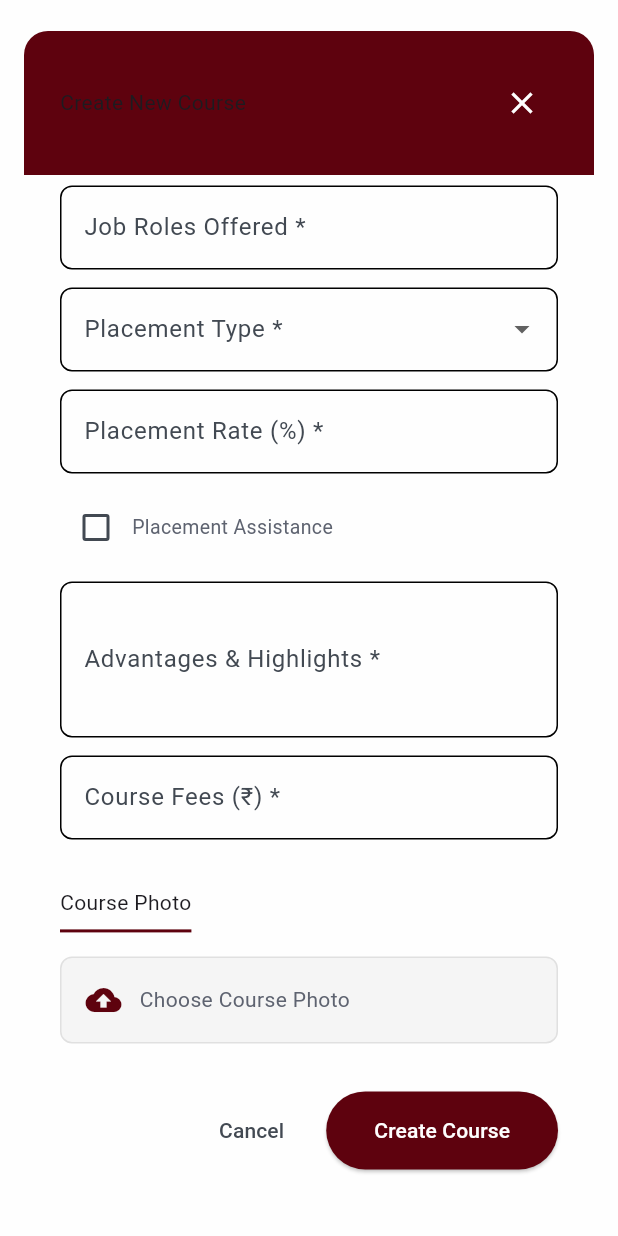
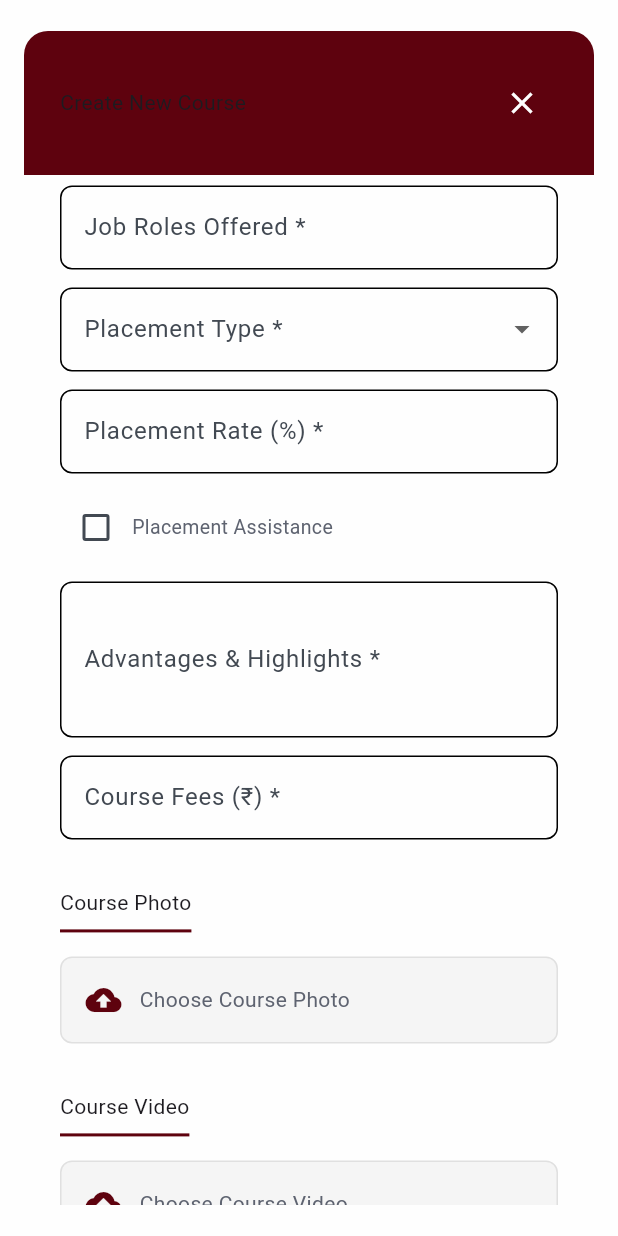
Before and after one commit to naiyo-24/CORE-ADMIN-PANEL, a Flutter app: the EditCreateCourseCard widget shown alone on an empty page, opened directly, scrolled down 1653 dp, on a phone screen of 412 x 824 dp. Run offline on Flutter 3.47's test engine with Material 3 defaults, Android fonts, the phone set to English and light mode, and no system bars; our stand-ins replace dio, file_picker, font_awesome_flutter, get, pretty_dio_logger; network calls fail.

Commit message:
Add video upload functionality to EditCreateCourseCard

```diff
--- a/lib/cards/course/edit_create_course_card.dart
+++ b/lib/cards/course/edit_create_course_card.dart
@@ -53,6 +53,8 @@ class _EditCreateCourseCardState extends State<EditCreateCourseCard> {
   String? _photoDisplayName;
   File? _photoFile;
   File? _videoFile;
+  String? _videoUrl;
+  String? _videoDisplayName;
 
   @override
   void initState() {
@@ -126,6 +128,10 @@ class _EditCreateCourseCardState extends State<EditCreateCourseCard> {
     _photoDisplayName = widget.course?.photoUrl != null
         ? 'Current Photo'
         : null;
+    _videoUrl = widget.course?.videoUrl;
+    _videoDisplayName = widget.course?.videoUrl != null
+        ? 'Current Video'
+        : null;
   }
 
   @override
@@ -173,6 +179,34 @@ class _EditCreateCourseCardState extends State<EditCreateCourseCard> {
       Get.snackbar(
         'Error',
         'Failed to pick course photo: $e',
+        backgroundColor: AppColors.errorRed,
+        colorText: AppColors.white,
+      );
+    }
+  }
+
+  Future<void> _pickCourseVideo() async {
+    try {
+      FilePickerResult? result = await FilePicker.platform.pickFiles(
+        type: FileType.video,
+        withData: true,
+      );
+
+      if (result != null) {
+        setState(() {
+          _videoDisplayName = result.files.single.name;
+          if (!kIsWeb && result.files.single.path != null) {
+            _videoFile = File(result.files.single.path!);
+            _videoUrl = result.files.single.path;
+          } else {
+            _videoUrl = result.files.single.name;
+          }
+        });
+      }
+    } catch (e) {
+      Get.snackbar(
+        'Error',
+        'Failed to pick course video: $e',
         backgroundColor: AppColors.errorRed,
         colorText: AppColors.white,
       );
@@ -464,6 +498,42 @@ class _EditCreateCourseCardState extends State<EditCreateCourseCard> {
                       ),
                       const SizedBox(height: 32),
 
+                      // Video Upload
+                      _buildSectionTitle('Course Video', textTheme),
+                      const SizedBox(height: 16),
+                      InkWell(
+                        onTap: _pickCourseVideo,
+                        child: Container(
+                          padding: const EdgeInsets.all(16),
+                          decoration: BoxDecoration(
+                            border: Border.all(color: AppColors.borderGray),
+                            borderRadius: BorderRadius.circular(8),
+                            color: AppColors.lightGray,
+                          ),
+                          child: Row(
+                            children: [
+                              Icon(
+                                Icons.cloud_upload,
+                                color: AppColors.darkRed,
+                              ),
+                              const SizedBox(width: 12),
+                              Expanded(
+                                child: Text(
+                                  _videoDisplayName ?? 'Choose Course Video',
+                                  style: TextStyle(
+                                    color: _videoUrl != null
+                                        ? AppColors.darkGray
+                                        : AppColors.darkGrayLight,
+                                  ),
+                                  overflow: TextOverflow.ellipsis,
+                                ),
+                              ),
+                            ],
+                          ),
+                        ),
+                      ),
+                      const SizedBox(height: 32),
+
                       // Action Buttons
                       Row(
                         mainAxisAlignment: MainAxisAlignment.end,
```
